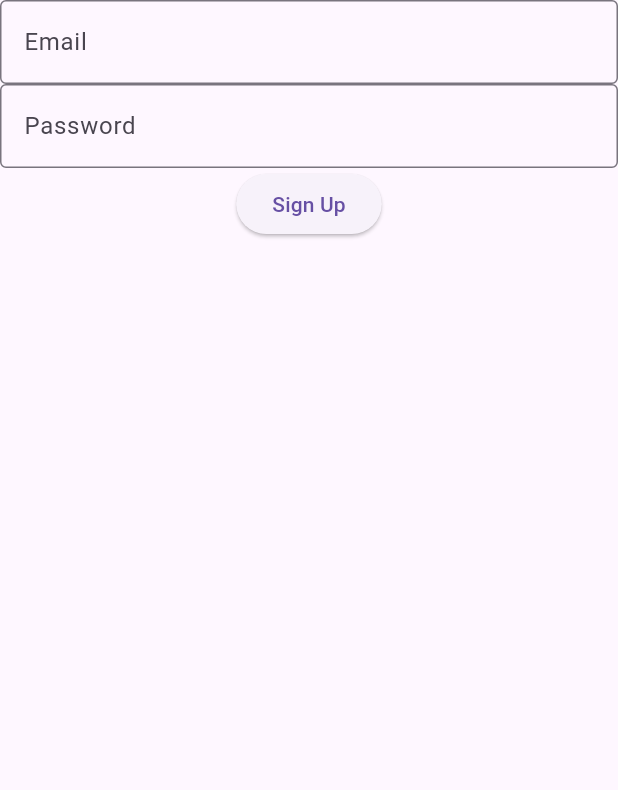
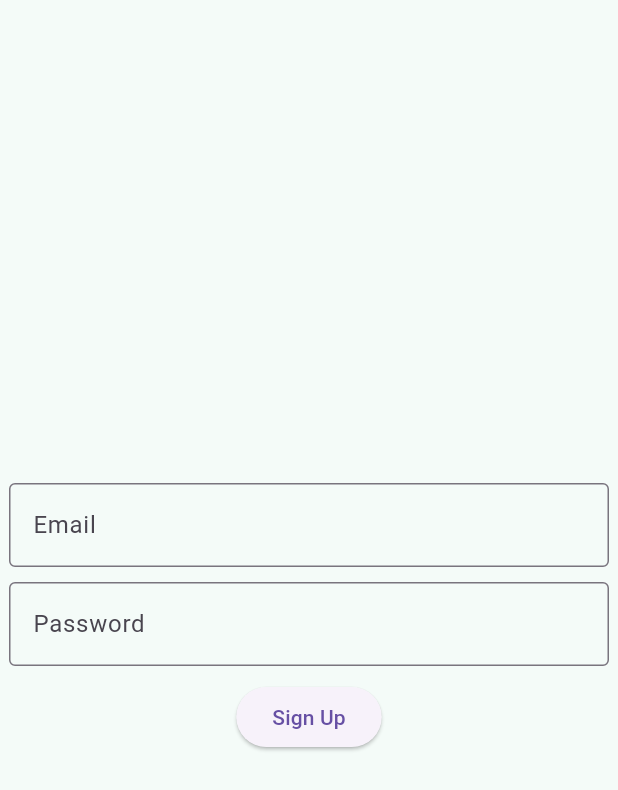
Before and after one commit to 203ZK/GOfit, a Flutter app: the SignUpPage screen opened directly, after a tap on "Sign Up", on a phone screen of 412 x 824 dp. Shown: the top 790 px of the screen. Run offline on Flutter 3.47's test engine with Material 3 defaults, Android fonts, the phone set to English and light mode, and no system bars; our stand-ins replace supabase_flutter; accounts and stored records are empty; network calls fail.

Commit message:
Style sign up page

```diff
--- a/analysis_options.yaml
+++ b/analysis_options.yaml
@@ -21,7 +21,7 @@ linter:
   # `// ignore_for_file: name_of_lint` syntax on the line or in the file
   # producing the lint.
   rules:
-    # avoid_print: false  # Uncomment to disable the `avoid_print` rule
+    avoid_print: false  # Uncomment to disable the `avoid_print` rule
     # prefer_single_quotes: true  # Uncomment to enable the `prefer_single_quotes` rule
 
 # Additional information about this file can be found at
--- /dev/null
+++ b/devtools_options.yaml
@@ -0,0 +1,3 @@
+description: This file stores settings for Dart & Flutter DevTools.
+documentation: https://docs.flutter.dev/tools/devtools/extensions#configure-extension-enablement-states
+extensions:
--- /dev/null
+++ b/lib/app_themes.dart
@@ -0,0 +1,8 @@
+import 'package:flutter/material.dart';
+
+List<ThemeData> appThemes = [
+  // Theme 1
+  ThemeData(
+    colorScheme: ColorScheme.fromSeed(seedColor: Colors.teal),
+  ),
+];
--- a/lib/main.dart
+++ b/lib/main.dart
@@ -1,7 +1,6 @@
 import 'package:flutter/material.dart';
+import 'package:gofit/pages/sign_up_page.dart';
 import 'package:supabase_flutter/supabase_flutter.dart';
-
-import 'pages/sign_up_page.dart';
 
 Future<void> main() async {
   WidgetsFlutterBinding.ensureInitialized();
@@ -13,11 +12,16 @@ Future<void> main() async {
   runApp(MyApp());
 }
 
+final supabase = Supabase.instance.client;
+
 class MyApp extends StatelessWidget {
   const MyApp({super.key});
 
   @override
   Widget build(BuildContext context) {
-    return const MaterialApp(title: 'GOfit', home: SignUpPage());
+    return MaterialApp(
+      title: 'GOfit',
+      home: SignUpPage(),
+    );
   }
 }
--- a/lib/pages/sign_up_page.dart
+++ b/lib/pages/sign_up_page.dart
@@ -1,6 +1,6 @@
 import 'package:flutter/material.dart';
-
-Future<void> signUp() async {}
+import 'package:gofit/main.dart';
+import 'package:gofit/app_themes.dart';
 
 class SignUpPage extends StatefulWidget {
   const SignUpPage({super.key});
@@ -14,21 +14,36 @@ class _SignUpPageState extends State<SignUpPage> {
   final emailController = TextEditingController();
   final passwordController = TextEditingController();
 
+  Future<void> signUp() async {
+    final response = await supabase.auth.signUp(
+      email: emailController.text,
+      password: passwordController.text,
+    );
+    final user = response.user;
+    print(user?.email);
+  }
+
   @override
   Widget build(BuildContext context) {
-    return Center(
+    return Scaffold(
+      backgroundColor: appThemes[0].scaffoldBackgroundColor,
+      body: Center(
+        child: SizedBox(
+          width: 400,
           child: Form(
             key: _signUpFormKey,
             child: Column(
+              mainAxisSize: MainAxisSize.min,
               children: [
-            TextField(
+                TextFormField(
                   decoration: InputDecoration(
                     border: OutlineInputBorder(),
                     labelText: 'Email',
                   ),
                   controller: emailController,
                 ),
-            TextField(
+                SizedBox(height: 10),
+                TextFormField(
                   obscureText: true,
                   decoration: InputDecoration(
                     border: OutlineInputBorder(),
@@ -36,15 +51,20 @@ class _SignUpPageState extends State<SignUpPage> {
                   ),
                   controller: passwordController,
                 ),
+                SizedBox(height: 10),
                 ElevatedButton(
                   onPressed: () {
-                if (_signUpFormKey.currentState!.validate()) {}
+                    if (_signUpFormKey.currentState!.validate()) {
+                      signUp();
+                    }
                   },
                   child: Text('Sign Up'),
                 ),
               ],
             ),
           ),
+        ),
+      ),
     );
   }
 }
```
Lines whose indentation alone changed are shown as unchanged.
